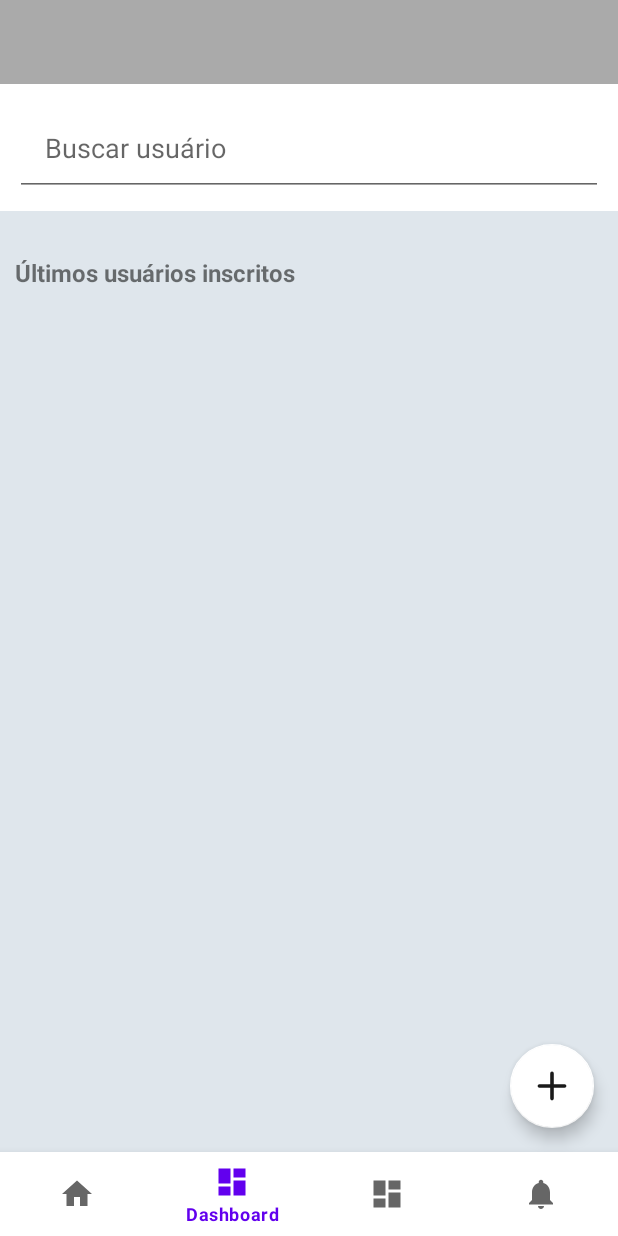
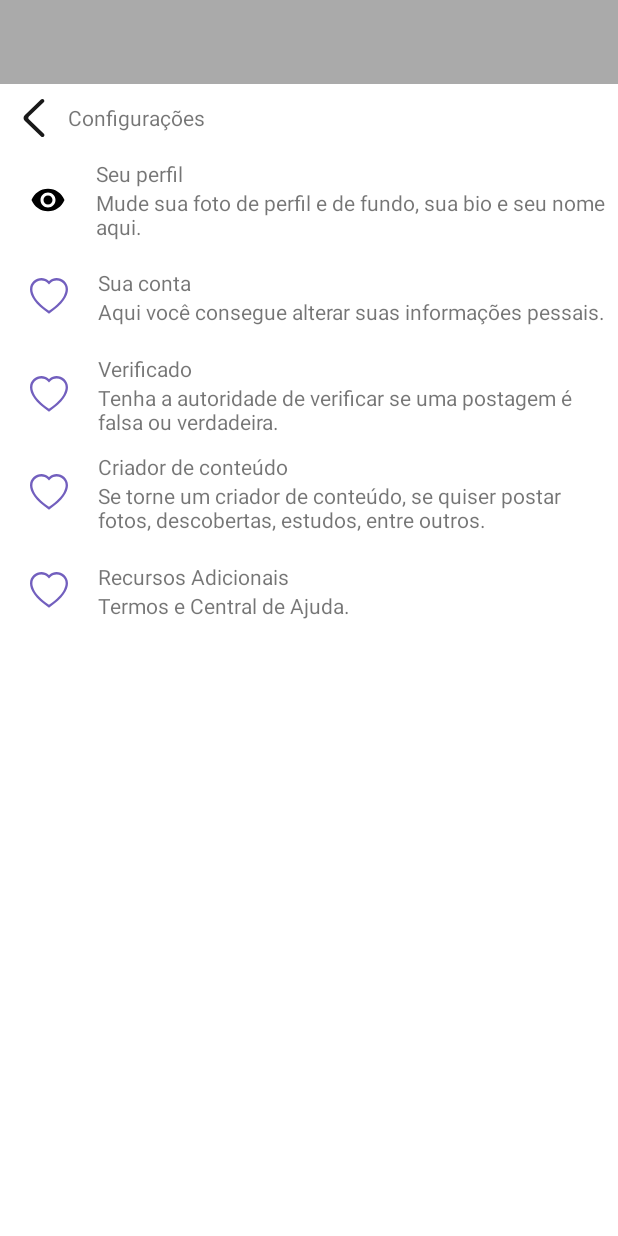
Before and after one commit to suriiipingu/prjSpaceBarMobileTCC, an Android app: the PesquisaUsuarioFragment screen opened through its navigation route, item 3 of the bottom bar chosen, on a phone screen of 412 x 824 dp. Run offline under Robolectric (Android 15) with nearby library versions, the phone set to English and light mode, and no system bars; our stand-ins replace navigation-ui.

Commit message:
configuracoes acessar

```diff
--- a/app/src/main/java/com/example/spacebar/Acessa.java
+++ b/app/src/main/java/com/example/spacebar/Acessa.java
@@ -24,7 +24,8 @@ public class Acessa {
         }
 
         try{
-            String url = "jdbc:jtds:sqlserver://192.168.15.16:1433;databaseName=SpaceBar";
+            String url = "jdbc:jtds:sqlserver://192.168.0.33" +
+                    ":1433;databaseName=SpaceBar";
             con = DriverManager.getConnection(url, "sa", "123456");
             stmt = con.createStatement(ResultSet.TYPE_SCROLL_INSENSITIVE, ResultSet.CONCUR_READ_ONLY);
             //Toast.makeText(ctx.getApplicationContext(), "conectado", Toast.LENGTH_SHORT).show();
--- a/app/src/main/java/com/example/spacebar/home.java
+++ b/app/src/main/java/com/example/spacebar/home.java
@@ -14,8 +14,11 @@ import android.widget.TextView;
 import com.bumptech.glide.Glide;
 import com.google.android.material.bottomnavigation.BottomNavigationView;
 
+import androidx.annotation.NonNull;
+import androidx.annotation.Nullable;
 import androidx.appcompat.app.AppCompatActivity;
 import androidx.navigation.NavController;
+import androidx.navigation.NavDestination;
 import androidx.navigation.Navigation;
 import androidx.navigation.ui.AppBarConfiguration;
 import androidx.navigation.ui.NavigationUI;
@@ -61,6 +64,7 @@ public class home extends AppCompatActivity {
         NavigationUI.setupActionBarWithNavController(this, navController, appBarConfiguration);
         NavigationUI.setupWithNavController(binding.navView, navController);
 
+
         FloatingActionButton fab = findViewById(R.id.fab);
 
         fab.setOnClickListener(new View.OnClickListener() {
@@ -70,6 +74,22 @@ public class home extends AppCompatActivity {
                 startActivity(intent);
             }
         });
+
+        // Adicione este código para ocultar a BottomNavigationView quando a segunda activity for aberta
+        navController.addOnDestinationChangedListener(new NavController.OnDestinationChangedListener() {
+            @Override
+            public void onDestinationChanged(@NonNull NavController controller, @NonNull NavDestination destination, @Nullable Bundle arguments) {
+                if (destination.getId() == R.id.navigation_configuracoes) {
+                    navView.setVisibility(View.GONE);
+                    fab.setVisibility(View.GONE);
+                } else {
+                    navView.setVisibility(View.VISIBLE);
+                    fab.setVisibility(View.VISIBLE);
+                }
+            }
+        });
+        NavigationUI.setupWithNavController(navView, navController);
+
 
 
         recyclerView = findViewById(R.id.recyclerView);
--- /dev/null
+++ b/app/src/main/java/com/example/spacebar/ui/configuracoes/ConfiguracoesFragment.java
@@ -0,0 +1,92 @@
+package com.example.spacebar.ui.configuracoes;
+
+import android.content.Intent;
+import android.os.Bundle;
+import android.view.LayoutInflater;
+import android.view.View;
+import android.view.ViewGroup;
+
+import androidx.annotation.NonNull;
+import androidx.appcompat.app.ActionBar;
+import androidx.appcompat.app.AppCompatActivity;
+import androidx.fragment.app.Fragment;
+import androidx.lifecycle.ViewModelProvider;
+
+import com.example.spacebar.criador_conteudo;
+import com.example.spacebar.databinding.FragmentConfiguracoesBinding;
+import com.example.spacebar.minha_conta;
+import com.example.spacebar.perfil_config;
+import com.example.spacebar.recursos_adicionais;
+import com.example.spacebar.verificado;
+
+public class ConfiguracoesFragment extends Fragment {
+
+    private FragmentConfiguracoesBinding binding;
+
+    public View onCreateView(@NonNull LayoutInflater inflater,
+                             ViewGroup container, Bundle savedInstanceState) {
+        ConfiguracoesViewModel ConfiguracoesViewModel =
+                new ViewModelProvider(this).get(ConfiguracoesViewModel.class);
+
+        // Ocultar a ActionBar
+        ActionBar actionBar = ((AppCompatActivity) requireActivity()).getSupportActionBar();
+        if (actionBar != null) {
+            actionBar.hide();
+        }
+
+        binding = FragmentConfiguracoesBinding.inflate(inflater, container, false);
+        View root = binding.getRoot();
+
+        binding.ctnPerfil.setOnClickListener(new View.OnClickListener() {
+            @Override
+            public void onClick(View view) {
+                Intent intent = new Intent(getActivity(), perfil_config.class);
+                startActivity(intent);
+            }
+        });
+
+        binding.ctnConta.setOnClickListener(new View.OnClickListener() {
+            @Override
+            public void onClick(View view) {
+                Intent intent = new Intent(getActivity(), minha_conta.class);
+                startActivity(intent);
+            }
+        });
+
+        binding.ctnVerificado.setOnClickListener(new View.OnClickListener() {
+            @Override
+            public void onClick(View view) {
+                Intent intent = new Intent(getActivity(), verificado.class);
+                startActivity(intent);
+            }
+        });
+
+        binding.ctnCriador.setOnClickListener(new View.OnClickListener() {
+            @Override
+            public void onClick(View view) {
+                Intent intent = new Intent(getActivity(), criador_conteudo.class);
+                startActivity(intent);
+            }
+        });
+
+        binding.ctnRecursos.setOnClickListener(new View.OnClickListener() {
+            @Override
+            public void onClick(View view) {
+                Intent intent = new Intent(getActivity(), recursos_adicionais.class);
+                startActivity(intent);
+            }
+        });
+
+
+
+
+        return root;
+    }
+
+
+    @Override
+    public void onDestroyView() {
+        super.onDestroyView();
+        binding = null;
+    }
+}
--- /dev/null
+++ b/app/src/main/java/com/example/spacebar/ui/configuracoes/ConfiguracoesViewModel.java
@@ -0,0 +1,9 @@
+package com.example.spacebar.ui.configuracoes;
+
+import androidx.lifecycle.ViewModel;
+
+public class ConfiguracoesViewModel extends ViewModel {
+
+    public ConfiguracoesViewModel() {
+    }
+}
--- /dev/null
+++ b/app/src/main/res/layout/fragment_configuracoes.xml
@@ -0,0 +1,204 @@
+<?xml version="1.0" encoding="utf-8"?>
+<LinearLayout xmlns:android="http://schemas.android.com/apk/res/android"
+    xmlns:app="http://schemas.android.com/apk/res-auto"
+    xmlns:tools="http://schemas.android.com/tools"
+    android:layout_width="match_parent"
+    android:layout_height="match_parent"
+    android:background="@color/white"
+    android:orientation="vertical"
+    tools:context=".ui.configuracoes.ConfiguracoesFragment">
+
+    <LinearLayout
+        android:layout_width="match_parent"
+        android:layout_height="wrap_content"
+        android:gravity="center_vertical">
+
+        <ImageButton
+            android:id="@+id/imageButton"
+            android:layout_width="wrap_content"
+            android:layout_height="wrap_content"
+            android:background="@android:color/transparent"
+            android:padding="10dp"
+            android:src="@drawable/voltar"
+            tools:ignore="SpeakableTextPresentCheck" />
+
+        <TextView
+            android:id="@+id/textView"
+            android:layout_width="wrap_content"
+            android:layout_height="wrap_content"
+            android:layout_weight="1"
+            android:text="Configurações" />
+    </LinearLayout>
+
+    <LinearLayout
+        android:id="@+id/ctnPerfil"
+        android:layout_width="match_parent"
+        android:layout_height="wrap_content"
+        android:gravity="center|center_vertical"
+        android:orientation="horizontal">
+
+        <ImageView
+            android:id="@+id/imageView"
+            android:layout_width="wrap_content"
+            android:layout_height="wrap_content"
+
+            android:padding="20dp"
+            android:src="@drawable/ic_eye" />
+
+        <LinearLayout
+            android:layout_width="wrap_content"
+            android:layout_height="wrap_content"
+            android:layout_weight="1"
+            android:orientation="vertical">
+
+            <TextView
+                android:id="@+id/textView14"
+                android:layout_width="match_parent"
+                android:layout_height="wrap_content"
+                android:text="Seu perfil" />
+
+            <TextView
+                android:id="@+id/textView15"
+                android:layout_width="match_parent"
+                android:layout_height="wrap_content"
+                android:text="Mude sua foto de perfil e de fundo, sua bio e seu nome aqui." />
+        </LinearLayout>
+    </LinearLayout>
+
+    <LinearLayout
+        android:id="@+id/ctnConta"
+        android:layout_width="match_parent"
+        android:layout_height="wrap_content"
+        android:gravity="center|center_vertical"
+        android:orientation="horizontal">
+
+        <ImageView
+            android:id="@+id/imageView2"
+            android:layout_width="wrap_content"
+            android:layout_height="wrap_content"
+            android:padding="20dp"
+            android:src="@drawable/heart" />
+
+        <LinearLayout
+            android:layout_width="wrap_content"
+            android:layout_height="wrap_content"
+            android:layout_weight="1"
+            android:orientation="vertical">
+
+            <TextView
+                android:id="@+id/textView16"
+                android:layout_width="match_parent"
+                android:layout_height="wrap_content"
+                android:text="Sua conta" />
+
+            <TextView
+                android:id="@+id/textView18"
+                android:layout_width="match_parent"
+                android:layout_height="wrap_content"
+                android:text="Aqui você consegue alterar suas informações pessais." />
+        </LinearLayout>
+    </LinearLayout>
+
+    <LinearLayout
+        android:id="@+id/ctnVerificado"
+        android:layout_width="match_parent"
+        android:layout_height="wrap_content"
+        android:gravity="center|center_vertical"
+        android:orientation="horizontal">
+
+        <ImageView
+            android:id="@+id/imageView5"
+            android:layout_width="wrap_content"
+            android:layout_height="wrap_content"
+            android:padding="20dp"
+            android:src="@drawable/heart" />
+
+        <LinearLayout
+            android:layout_width="wrap_content"
+            android:layout_height="wrap_content"
+            android:layout_weight="1"
+            android:orientation="vertical">
+
+            <TextView
+                android:id="@+id/textView19"
+                android:layout_width="match_parent"
+                android:layout_height="wrap_content"
+                android:text="Verificado" />
+
+            <TextView
+                android:id="@+id/textView20"
+                android:layout_width="match_parent"
+                android:layout_height="wrap_content"
+                android:text="Tenha a autoridade de verificar se uma postagem é falsa ou verdadeira." />
+        </LinearLayout>
+    </LinearLayout>
+
+    <LinearLayout
+        android:id="@+id/ctnCriador"
+        android:layout_width="match_parent"
+        android:layout_height="wrap_content"
+        android:gravity="center|center_vertical"
+        android:orientation="horizontal">
+
+        <ImageView
+            android:id="@+id/imageView6"
+            android:layout_width="wrap_content"
+            android:layout_height="wrap_content"
+            android:padding="20dp"
+            android:src="@drawable/heart" />
+
+        <LinearLayout
+            android:layout_width="wrap_content"
+            android:layout_height="wrap_content"
+            android:layout_weight="1"
+            android:orientation="vertical">
+
+            <TextView
+                android:id="@+id/textView21"
+                android:layout_width="match_parent"
+                android:layout_height="wrap_content"
+                android:text="Criador de conteúdo" />
+
+            <TextView
+                android:id="@+id/textView22"
+                android:layout_width="match_parent"
+                android:layout_height="wrap_content"
+                android:text="Se torne um criador de conteúdo, se quiser postar fotos, descobertas, estudos, entre outros." />
+        </LinearLayout>
+    </LinearLayout>
+
+    <LinearLayout
+        android:id="@+id/ctnRecursos"
+        android:layout_width="match_parent"
+        android:layout_height="wrap_content"
+        android:gravity="center|center_vertical"
+        android:orientation="horizontal">
+
+        <ImageView
+            android:id="@+id/imageView7"
+            android:layout_width="wrap_content"
+            android:layout_height="wrap_content"
+            android:padding="20dp"
+            android:src="@drawable/heart" />
+
+        <LinearLayout
+            android:layout_width="wrap_content"
+            android:layout_height="wrap_content"
+            android:layout_weight="1"
+            android:orientation="vertical">
+
+            <TextView
+                android:id="@+id/textView23"
+                android:layout_width="match_parent"
+                android:layout_height="wrap_content"
+                android:text="Recursos Adicionais" />
+
+            <TextView
+                android:id="@+id/textView24"
+                android:layout_width="match_parent"
+                android:layout_height="wrap_content"
+                android:text="Termos e Central de Ajuda." />
+        </LinearLayout>
+    </LinearLayout>
+
+</LinearLayout>
--- a/app/src/main/res/menu/bottom_nav_menu.xml
+++ b/app/src/main/res/menu/bottom_nav_menu.xml
@@ -14,9 +14,9 @@
 
 
     <item
-        android:id="@+id/navigation_configurações"
+        android:id="@+id/navigation_configuracoes"
         android:icon="@drawable/ic_dashboard_black_24dp"
-        android:title="@string/title_dashboard" />
+        android:title="@string/configuracoes" />
 
     <item
         android:id="@+id/navigation_notifications"
--- a/app/src/main/res/navigation/mobile_navigation.xml
+++ b/app/src/main/res/navigation/mobile_navigation.xml
@@ -12,6 +12,13 @@
         tools:layout="@layout/fragment_home" />
 
     <fragment
+        android:id="@+id/navigation_configuracoes"
+        android:name="com.example.spacebar.ui.configuracoes.ConfiguracoesFragment"
+        android:label="@string/configuracoes"
+        tools:layout="@layout/fragment_configuracoes" />
+
+
+    <fragment
         android:id="@+id/navigation_dashboard"
         android:name="com.example.spacebar.ui.dashboard.PesquisaUsuarioFragment"
         android:label="@string/title_dashboard"
--- a/app/src/main/res/values/strings.xml
+++ b/app/src/main/res/values/strings.xml
@@ -18,4 +18,5 @@
 
     <string name="hello_first_fragment">Hello first fragment</string>
     <string name="hello_second_fragment">Hello second fragment. Arg: %1$s</string>
+    <string name="configuracoes">Configurações</string>
 </resources>
```
Also changed, not shown: app/src/main/AndroidManifest.xml (+15 -0 lines), app/src/main/java/com/example/spacebar/criador_conteudo.java (added, +14 -0 lines), app/src/main/java/com/example/spacebar/minha_conta.java (added, +14 -0 lines), app/src/main/java/com/example/spacebar/perfil_config.java (added, +14 -0 lines), app/src/main/java/com/example/spacebar/recursos_adicionais.java (added, +14 -0 lines), app/src/main/java/com/example/spacebar/verificado.java (added, +14 -0 lines), app/src/main/res/layout/activity_criador_conteudo.xml (added, +9 -0 lines), app/src/main/res/layout/activity_minha_conta.xml (added, +9 -0 lines), app/src/main/res/layout/activity_perfil_config.xml (added, +9 -0 lines), app/src/main/res/layout/activity_recursos_adicionais.xml (added, +9 -0 lines), app/src/main/res/layout/activity_verificado.xml (added, +9 -0 lines).
